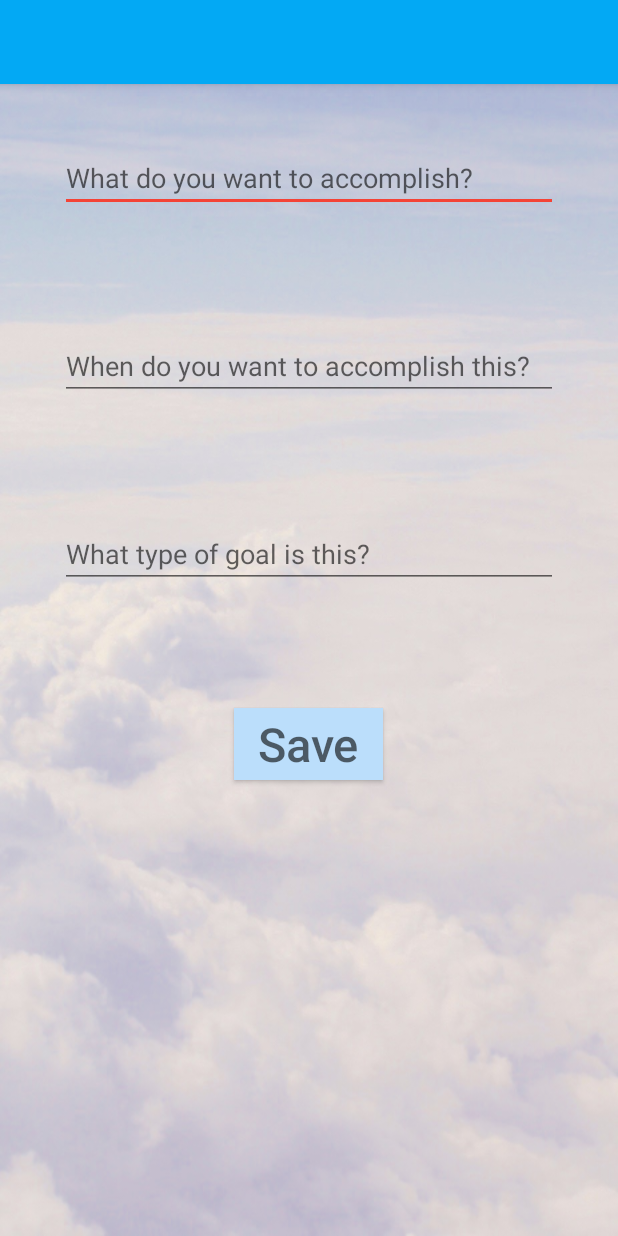
After one commit to alisonhc/Path2Success, an Android app: the layout activity_edit_goal.xml on its own in the app's theme, with its tools: preview values and no code run, on a phone screen of 412 x 824 dp. The commit adds this screen. Run offline under Robolectric (Android 15) with nearby library versions, the phone set to English and light mode, and no system bars.

Commit message:
got edit screen working, but at this point it just adds a new goal and doesn't delete the old one.

```diff
--- a/app/src/main/java/com/example/tyler/Path2Success/HistoryStore.java
+++ b/app/src/main/java/com/example/tyler/Path2Success/HistoryStore.java
@@ -12,7 +12,6 @@ import android.widget.AdapterView;
 import android.widget.CheckedTextView;
 import android.widget.LinearLayout;
 import android.widget.ListView;
-import android.widget.Toast;
 
 import org.json.JSONArray;
 import org.json.JSONException;
@@ -73,7 +72,7 @@ public class HistoryStore extends AppCompatActivity {
             @Override
             public void onClick(View view) {
                 Intent intent = new Intent(HistoryStore.this, InputNewGoal.class);
-                startActivityForResult(intent, HomeScreenActivity.RESULT_CODE);
+                startActivityForResult(intent, HomeScreenActivity.RESULT_CODE_ADD);
             }
         });
         getSupportActionBar().setDisplayHomeAsUpEnabled(true);
--- a/app/src/main/java/com/example/tyler/Path2Success/IndividualGoal.java
+++ b/app/src/main/java/com/example/tyler/Path2Success/IndividualGoal.java
@@ -1,12 +1,13 @@
 package com.example.tyler.Path2Success;
 
 
+import java.io.Serializable;
 import java.util.SimpleTimeZone;
 
 /**
  * Created by angelica on 3/2/16.
  */
-public class IndividualGoal {
+public class IndividualGoal implements Serializable {
 
     private String title;
     private String dueDate;
--- /dev/null
+++ b/app/src/main/res/layout/activity_edit_goal.xml
@@ -0,0 +1,65 @@
+<?xml version="1.0" encoding="utf-8"?>
+<LinearLayout xmlns:android="http://schemas.android.com/apk/res/android"
+    xmlns:app="http://schemas.android.com/apk/res-auto"
+    xmlns:tools="http://schemas.android.com/tools"
+    android:orientation="vertical"
+    android:layout_width="match_parent"
+    android:layout_height="match_parent"
+    app:layout_behavior="@string/appbar_scrolling_view_behavior"
+    android:id="@+id/edit_goal_linearLayout"
+    android:background="@drawable/cloud"
+    android:weightSum="1">
+
+
+    <android.support.v7.widget.Toolbar
+        android:id="@+id/input_toolbar"
+        android:layout_width="match_parent"
+        android:layout_height="?attr/actionBarSize"
+        android:background="@color/colorPrimary"
+        android:elevation="4dp"
+        android:theme="@style/AppTheme.AppBarOverlay"
+        app:popupTheme="@style/ThemeOverlay.AppCompat.Light"/>
+
+
+
+    <EditText android:id="@+id/taskContent"
+        android:layout_width="match_parent"
+        android:layout_height="wrap_content"
+        android:layout_margin="60px"
+        android:clickable="true"
+        android:focusableInTouchMode="true"
+        android:hint="@string/hint_to_add" />
+
+
+    <EditText
+        android:layout_width="match_parent"
+        android:layout_height="wrap_content"
+        android:id="@+id/datePicker"
+        android:hint="@string/hint_of_time"
+        android:layout_margin="60px" />
+
+    <EditText
+        android:layout_width="match_parent"
+        android:layout_height="wrap_content"
+        android:id="@+id/categorySelector"
+        android:hint="@string/hint_of_category"
+        android:layout_margin="60px"
+        android:layout_gravity="center_horizontal"
+        />
+
+    <Button android:id="@+id/add_and_back"
+        android:layout_width="wrap_content"
+        android:layout_height="wrap_content"
+        android:textSize="14pt"
+        android:paddingLeft="16dp"
+        android:paddingRight="16dp"
+        android:background="#BBDEFB"
+        android:hint="Save"
+        android:layout_gravity="center_horizontal"
+        android:onClick="addNewItem"
+        android:layout_marginTop="60px"
+        />
+
+
+
+</LinearLayout>
--- a/app/src/main/res/values/strings.xml
+++ b/app/src/main/res/values/strings.xml
@@ -102,4 +102,5 @@
         "For example, position the FAB to one side of stream of a cards so the FAB won’t interfere "
         "when a user tries to pick up one of cards.\n\n"
     </string>
+    <string name="title_activity_edit_goal">EditGoal</string>
 </resources>
--- a/app/src/main/res/values/styles.xml
+++ b/app/src/main/res/values/styles.xml
@@ -16,7 +16,8 @@
     <style name="AppTheme.AppBarOverlay" parent="ThemeOverlay.AppCompat.Dark.ActionBar" />
 
     <style name="AppTheme.PopupOverlay" parent="ThemeOverlay.AppCompat.Light" />
-    <style name="AppTheme.CustomTheme" >
+
+    <style name="AppTheme.CustomTheme">
         <item name="android:windowCloseOnTouchOutside">true</item>
         <item name="android:windowIsTranslucent">true</item>
     </style>
```
Also changed, not shown: app/src/main/AndroidManifest.xml (+5 -3 lines), app/src/main/java/com/example/tyler/Path2Success/EditGoal.java (renamed from app/src/main/java/com/example/tyler/Path2Success/InputNewGoal.java, +12 -7 lines), app/src/main/java/com/example/tyler/Path2Success/HomeScreenActivity.java (+39 -7 lines), app/src/main/res/layout/category_selector.xml (deleted, +0 -22 lines), 1 other file.
